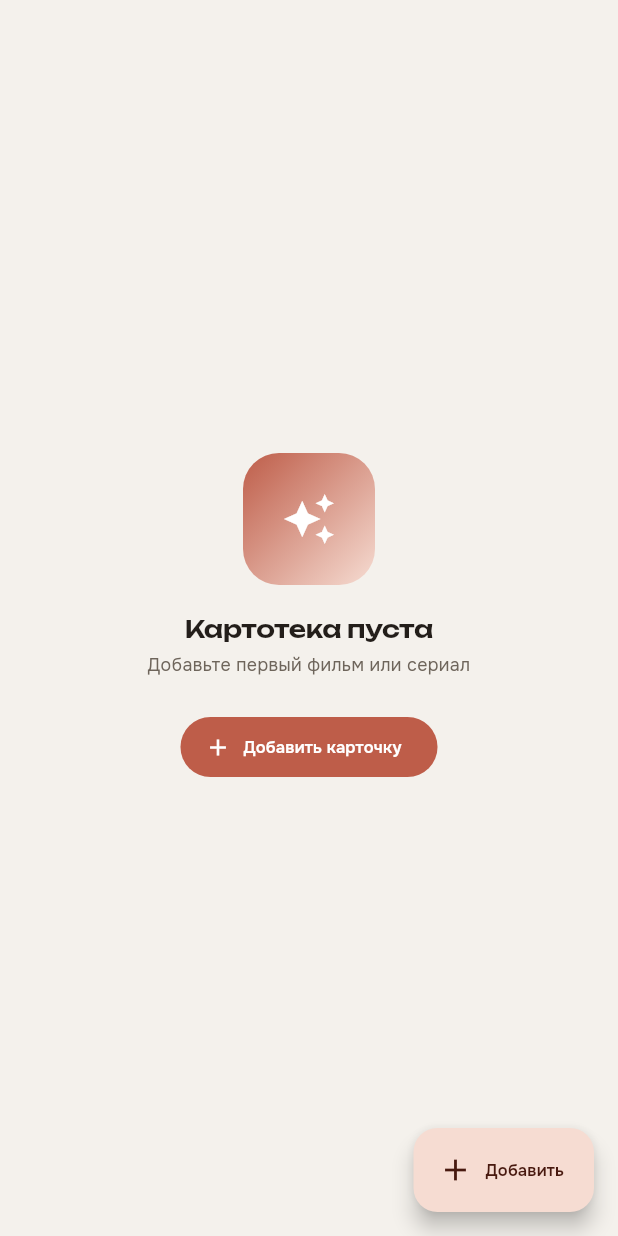
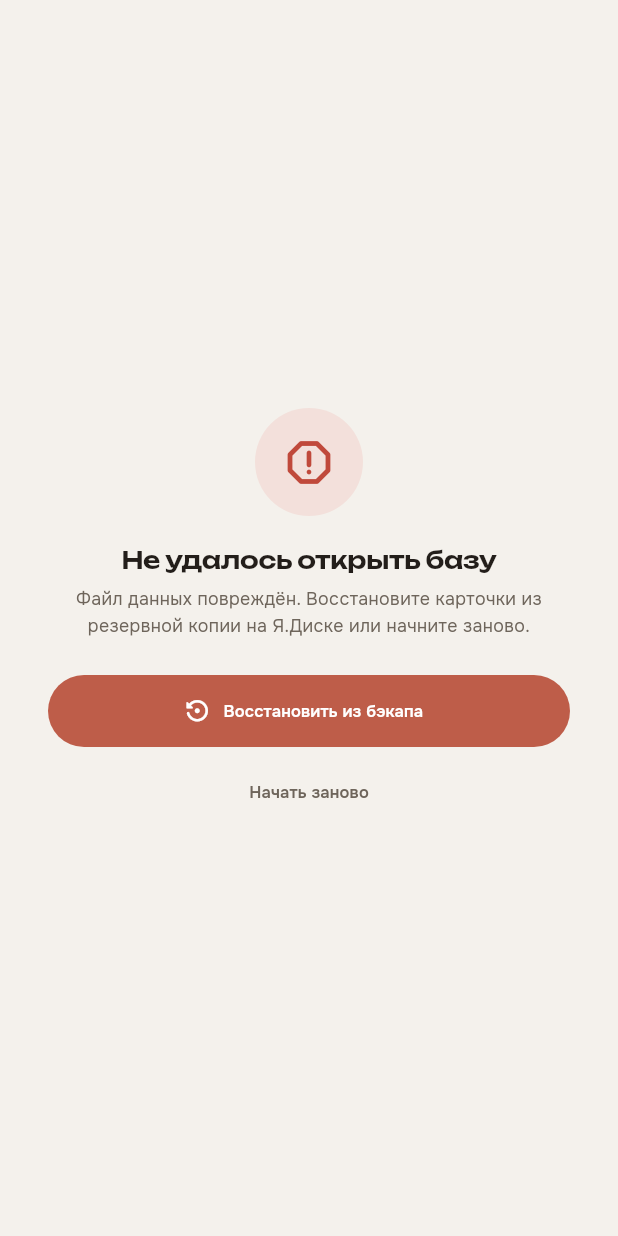
Before and after one commit to Auskraft/Kiseki, a Flutter app: the screen it shows after launch, on a phone screen of 412 x 824 dp. Run offline on Flutter 3.47's test engine with Material 3 defaults, Android fonts, the phone set to English and light mode, and no system bars; our stand-ins replace app_links, drift, equatable, flutter_bloc, flutter_image_compress, get_it and 4 more; accounts and stored records are empty; generated files the repository leaves out were written again.

Commit message:
feat: DB corruption detection + recovery screen (G)
- AppDatabase.checkIntegrity() — PRAGMA quick_check на старте (или исключение
  открытия) → БД считается повреждённой.
- AppBootstrap (lib/app/bootstrap.dart) — гейт запуска под RestartWidget:
  здоровая БД → KisekiApp, повреждённая → DbRecoveryScreen. dev-сид и чистка
  сирот переехали сюда (не трогаем битую БД; повторяются после Replace-all).
- DbRecoveryScreen — восстановление из бэкапа Я.Диска или «начать заново»
  (стереть БД+картинки → чистая БД); типизированные ошибки в тексте.
- runWipeAndRestart() в restore_flow; KisekiApp вынесен в lib/app/kiseki_app.dart;
  main() ужат до configureDependencies + runApp(RestartWidget(AppBootstrap)).
- Тесты: checkIntegrity (здоровая/битый файл), AppBootstrap (битая→экран). 77 тестов.

Co-Authored-By: Claude Opus 4.8 (1M context) <noreply@anthropic.com>

```diff
--- /dev/null
+++ b/lib/app/bootstrap.dart
@@ -0,0 +1,93 @@
+import 'dart:async';
+
+import 'package:flutter/foundation.dart';
+import 'package:flutter/material.dart';
+
+import '../core/catalog/tag_repository.dart';
+import '../core/database/app_database.dart';
+import '../core/images/image_storage.dart';
+import '../core/theme/kiseki_theme_id.dart';
+import '../core/theme/kiseki_themes.dart';
+import '../dev/demo_seed.dart';
+import '../features/media/domain/media_query.dart';
+import '../features/media/domain/media_repository.dart';
+import 'db_recovery_screen.dart';
+import 'di/injector.dart';
+import 'kiseki_app.dart';
+
+enum _Boot { checking, ready, corrupted }
+
+/// Гейт запуска: проверяет целостность БД ДО входа в приложение (TECH_DESIGN
+/// §9). Здоровая БД → [KisekiApp]; повреждённая → [DbRecoveryScreen]. Живёт под
+/// RestartWidget, поэтому при Replace-all/«начать заново» дерево
+/// перемонтируется → проверка прогоняется заново на новой БД.
+class AppBootstrap extends StatefulWidget {
+  const AppBootstrap({super.key});
+
+  @override
+  State<AppBootstrap> createState() => _AppBootstrapState();
+}
+
+class _AppBootstrapState extends State<AppBootstrap> {
+  _Boot _status = _Boot.checking;
+
+  @override
+  void initState() {
+    super.initState();
+    _run();
+  }
+
+  Future<void> _run() async {
+    final ok = await getIt<AppDatabase>().checkIntegrity();
+    if (!ok) {
+      if (mounted) setState(() => _status = _Boot.corrupted);
+      return;
+    }
+    // Здоровая БД: dev-сид (debug) + чистка файлов-сирот — здесь, а не в main(),
+    // чтобы не трогать повреждённую БД и чтобы шаги повторялись после Replace-all
+    // (дерево перемонтируется → новый AppBootstrap).
+    if (kDebugMode) {
+      try {
+        final repo = getIt<MediaRepository>();
+        final existing = await repo.watch(const MediaListQuery()).first;
+        if (existing.isEmpty) {
+          await seedDemoData(repo, getIt<TagRepository>());
+        }
+      } catch (_) {/* сид не критичен */}
+    }
+    unawaited(() async {
+      try {
+        await getIt<ImageStorage>()
+            .sweepOrphans(await getIt<MediaRepository>().allImageIds());
+      } catch (_) {/* не критично */}
+    }());
+    if (mounted) setState(() => _status = _Boot.ready);
+  }
+
+  @override
+  Widget build(BuildContext context) {
+    return switch (_status) {
+      _Boot.ready => const KisekiApp(),
+      _Boot.checking => _wrap(const _Splash()),
+      _Boot.corrupted => _wrap(const DbRecoveryScreen()),
+    };
+  }
+
+  /// Сплеш и экран восстановления показываются ДО KisekiApp (своего
+  /// MaterialApp ещё нет) — заворачиваем в минимальный MaterialApp с темой,
+  /// чтобы работали токены и Navigator (боттомшит подтверждения сброса).
+  Widget _wrap(Widget home) => MaterialApp(
+        debugShowCheckedModeBanner: false,
+        theme: buildKisekiTheme(KisekiThemeId.base, Brightness.light),
+        darkTheme: buildKisekiTheme(KisekiThemeId.base, Brightness.dark),
+        home: home,
+      );
+}
+
+class _Splash extends StatelessWidget {
+  const _Splash();
+
+  @override
+  Widget build(BuildContext context) =>
+      const Scaffold(body: Center(child: CircularProgressIndicator()));
+}
--- /dev/null
+++ b/lib/app/db_recovery_screen.dart
@@ -0,0 +1,164 @@
+import 'package:flutter/material.dart';
+
+import '../core/backup/backup_archive.dart';
+import '../core/backup/yandex_disk_service.dart';
+import '../core/error/failures.dart';
+import '../core/theme/app_dimens.dart';
+import '../core/theme/theme_context.dart';
+import '../core/ui/confirm_sheet.dart';
+import 'di/injector.dart';
+import 'restore_flow.dart';
+
+/// Экран восстановления при повреждённой/неоткрываемой БД (TECH_DESIGN §9).
+/// Показывается [AppBootstrap] вместо приложения, когда `quick_check` не 'ok'.
+/// Варианты: восстановить из бэкапа Я.Диска или начать заново (стереть).
+/// При успехе любого из действий дерево перезапускается (RestartWidget),
+/// [AppBootstrap] перепроверяет БД и пускает в приложение.
+class DbRecoveryScreen extends StatefulWidget {
+  const DbRecoveryScreen({super.key});
+
+  @override
+  State<DbRecoveryScreen> createState() => _DbRecoveryScreenState();
+}
+
+class _DbRecoveryScreenState extends State<DbRecoveryScreen> {
+  bool _busy = false;
+  String? _error;
+
+  Future<void> _restore() async {
+    final disk = getIt<YandexDiskService>();
+    setState(() {
+      _busy = true;
+      _error = null;
+    });
+    try {
+      if (!disk.isLinked) {
+        final ok = await disk.loginWithBrowser();
+        if (!ok) {
+          if (mounted) {
+            setState(() {
+              _busy = false;
+              _error = 'Не удалось подключить Я.Диск';
+            });
+          }
+          return;
+        }
+      }
+      if (!mounted) return;
+      await runRestore(context); // успех → дерево перезапущено
+    } catch (e) {
+      if (!mounted) return;
+      setState(() {
+        _busy = false;
+        _error = switch (e) {
+          BackupException b => b.message,
+          Failure f => f.message,
+          _ => 'Не удалось восстановить',
+        };
+      });
+    }
+  }
+
+  Future<void> _wipe() async {
+    final ok = await showConfirmDeleteSheet(
+      context,
+      title: 'Начать заново?',
+      message: 'Локальные данные будут стёрты безвозвратно. '
+          'Выбирайте, только если восстановить не получается.',
+      confirmLabel: 'Стереть',
+    );
+    if (!ok || !mounted) return;
+    setState(() {
+      _busy = true;
+      _error = null;
+    });
+    try {
+      await runWipeAndRestart(context); // успех → дерево перезапущено
+    } catch (_) {
+      if (!mounted) return;
+      setState(() {
+        _busy = false;
+        _error = 'Не удалось сбросить данные';
+      });
+    }
+  }
+
+  @override
+  Widget build(BuildContext context) {
+    final tk = context.tokens;
+    final text = Theme.of(context).textTheme;
+    return Scaffold(
+      body: SafeArea(
+        child: Center(
+          child: SingleChildScrollView(
+            padding: const EdgeInsets.all(32),
+            child: Column(
+              mainAxisSize: MainAxisSize.min,
+              children: [
+                Container(
+                  width: 72,
+                  height: 72,
+                  alignment: Alignment.center,
+                  decoration: BoxDecoration(
+                    color: tk.tint(tk.error, 0.14),
+                    shape: BoxShape.circle,
+                  ),
+                  child: Icon(Icons.report_gmailerrorred_rounded,
+                      size: 38, color: tk.error),
+                ),
+                const SizedBox(height: 20),
+                Text('Не удалось открыть базу',
+                    style: text.headlineSmall, textAlign: TextAlign.center),
+                const SizedBox(height: 8),
+                Text(
+                  'Файл данных повреждён. Восстановите карточки из резервной '
+                  'копии на Я.Диске или начните заново.',
+                  style: text.bodyMedium,
+                  textAlign: TextAlign.center,
+                ),
+                if (_error != null) ...[
+                  const SizedBox(height: 16),
+                  Container(
+                    width: double.infinity,
+                    padding: const EdgeInsets.symmetric(
+                        horizontal: 12, vertical: 10),
+                    decoration: BoxDecoration(
+                      color: tk.tint(tk.error, 0.10),
+                      borderRadius: BorderRadius.circular(AppRadii.sm),
+                    ),
+                    child: Text(_error!,
+                        style: text.bodySmall?.copyWith(color: tk.error),
+                        textAlign: TextAlign.center),
+                  ),
+                ],
+                const SizedBox(height: 24),
+                SizedBox(
+                  width: double.infinity,
+                  height: 48,
+                  child: FilledButton.icon(
+                    onPressed: _busy ? null : _restore,
+                    icon: _busy
+                        ? const SizedBox(
+                            width: 18,
+                            height: 18,
+                            child: CircularProgressIndicator(strokeWidth: 2),
+                          )
+                        : const Icon(Icons.settings_backup_restore_rounded,
+                            size: 19),
+                    label: Text(_busy ? 'Подождите…' : 'Восстановить из бэкапа'),
+                  ),
+                ),
+                const SizedBox(height: 6),
+                TextButton(
+                  onPressed: _busy ? null : _wipe,
+                  child: Text('Начать заново',
+                      style: TextStyle(color: tk.onMuted)),
+                ),
+              ],
+            ),
+          ),
+        ),
+      ),
+    );
+  }
+}
--- /dev/null
+++ b/lib/app/kiseki_app.dart
@@ -0,0 +1,56 @@
+import 'package:flutter/material.dart';
+import 'package:flutter_bloc/flutter_bloc.dart';
+import 'package:go_router/go_router.dart';
+import 'package:shared_preferences/shared_preferences.dart';
+
+import '../core/theme/app_dimens.dart';
+import '../core/theme/kiseki_themes.dart';
+import '../core/theme/theme_cubit.dart';
+import '../features/media/domain/media_repository.dart';
+import '../features/media/presentation/cubit/media_list_cubit.dart';
+import '../l10n/app_localizations.dart';
+import 'di/injector.dart';
+import 'router/app_router.dart';
+
+/// Корень приложения после успешной проверки БД ([AppBootstrap]).
+/// Прикладные блоки провайдятся выше `MaterialApp.router` → доступны всем
+/// маршрутам и переживают навигацию.
+class KisekiApp extends StatefulWidget {
+  const KisekiApp({super.key});
+
+  @override
+  State<KisekiApp> createState() => _KisekiAppState();
+}
+
+class _KisekiAppState extends State<KisekiApp> {
+  // Один экземпляр на монтирование дерева: переживает пересборку темы и
+  // сбрасывается на старт при Replace-all восстановлении (RestartWidget
+  // перемонтирует дерево с новым ключом → новый State → новый роутер).
+  final GoRouter _router = createAppRouter();
+
+  @override
+  Widget build(BuildContext context) {
+    return MultiBlocProvider(
+      providers: [
+        BlocProvider(create: (_) => ThemeCubit(getIt<SharedPreferences>())),
+        BlocProvider(create: (_) => MediaListCubit(getIt<MediaRepository>())),
+      ],
+      child: BlocBuilder<ThemeCubit, ThemeState>(
+        builder: (context, themeState) {
+          return MaterialApp.router(
+            onGenerateTitle: (context) => AppLocalizations.of(context).appTitle,
+            localizationsDelegates: AppLocalizations.localizationsDelegates,
+            supportedLocales: AppLocalizations.supportedLocales,
+            locale: const Locale('ru'),
+            debugShowCheckedModeBanner: false,
+            theme: buildKisekiTheme(themeState.themeId, Brightness.light),
+            darkTheme: buildKisekiTheme(themeState.themeId, Brightness.dark),
+            themeMode: themeState.themeMode,
+            themeAnimationDuration: AppDurations.themeMorph,
+            routerConfig: _router,
+          );
+        },
+      ),
+    );
+  }
+}
--- a/lib/main.dart
+++ b/lib/main.dart
@@ -1,85 +1,14 @@
-import 'dart:async';
+import 'package:flutter/material.dart';
 
-import 'package:flutter/foundation.dart';
-import 'package:flutter/material.dart';
-import 'package:flutter_bloc/flutter_bloc.dart';
-import 'package:go_router/go_router.dart';
-import 'package:shared_preferences/shared_preferences.dart';
-
+import 'app/bootstrap.dart';
 import 'app/di/injector.dart';
-import 'app/router/app_router.dart';
-import 'core/catalog/tag_repository.dart';
-import 'core/images/image_storage.dart';
-import 'core/theme/app_dimens.dart';
 import 'core/ui/restart_widget.dart';
-import 'core/theme/kiseki_themes.dart';
-import 'core/theme/theme_cubit.dart';
-import 'dev/demo_seed.dart';
-import 'features/media/domain/media_query.dart';
-import 'features/media/domain/media_repository.dart';
-import 'features/media/presentation/cubit/media_list_cubit.dart';
-import 'l10n/app_localizations.dart';
 
 Future<void> main() async {
   WidgetsFlutterBinding.ensureInitialized();
   await configureDependencies();
-
-  // DEV: засеять демо-данные, если картотека пуста (только в debug).
-  if (kDebugMode) {
-    final repo = getIt<MediaRepository>();
-    final existing = await repo.watch(const MediaListQuery()).first;
-    if (existing.isEmpty) {
-      await seedDemoData(repo, getIt<TagRepository>());
-    }
-  }
-
-  // Чистка файлов-сирот картинок (нет ссылки в БД) — фоном, не блокирует старт.
-  unawaited(() async {
-    try {
-      await getIt<ImageStorage>()
-          .sweepOrphans(await getIt<MediaRepository>().allImageIds());
-    } catch (_) {/* не критично */}
-  }());
-
-  runApp(const RestartWidget(child: KisekiApp()));
+  // AppBootstrap проверит целостность БД и решит: приложение или экран
+  // восстановления. RestartWidget оборачивает всё — нужен для Replace-all
+  // восстановления и «начать заново» (перемонтаж дерева с чистого корня).
+  runApp(const RestartWidget(child: AppBootstrap()));
 }
-
-class KisekiApp extends StatefulWidget {
-  const KisekiApp({super.key});
-
-  @override
-  State<KisekiApp> createState() => _KisekiAppState();
-}
-
-class _KisekiAppState extends State<KisekiApp> {
-  // Один экземпляр на монтирование дерева: переживает пересборку темы и
-  // сбрасывается на старт при Replace-all восстановлении (RestartWidget
-  // перемонтирует дерево с новым ключом → новый State → новый роутер).
-  final GoRouter _router = createAppRouter();
-
-  @override
-  Widget build(BuildContext context) {
-    return MultiBlocProvider(
-      providers: [
-        BlocProvider(create: (_) => ThemeCubit(getIt<SharedPreferences>())),
-        BlocProvider(create: (_) => MediaListCubit(getIt<MediaRepository>())),
-      ],
-      child: BlocBuilder<ThemeCubit, ThemeState>(
-        builder: (context, themeState) {
-          return MaterialApp.router(
-            onGenerateTitle: (context) => AppLocalizations.of(context).appTitle,
-            localizationsDelegates: AppLocalizations.localizationsDelegates,
-            supportedLocales: AppLocalizations.supportedLocales,
-            locale: const Locale('ru'),
-            debugShowCheckedModeBanner: false,
-            theme: buildKisekiTheme(themeState.themeId, Brightness.light),
-            darkTheme: buildKisekiTheme(themeState.themeId, Brightness.dark),
-            themeMode: themeState.themeMode,
-            themeAnimationDuration: AppDurations.themeMorph,
-            routerConfig: _router,
-          );
-        },
-      ),
-    );
-  }
-}
```
Also changed, not shown: lib/app/restore_flow.dart (+19 -0 lines), lib/core/database/app_database.dart (+13 -0 lines), 2 other files.
